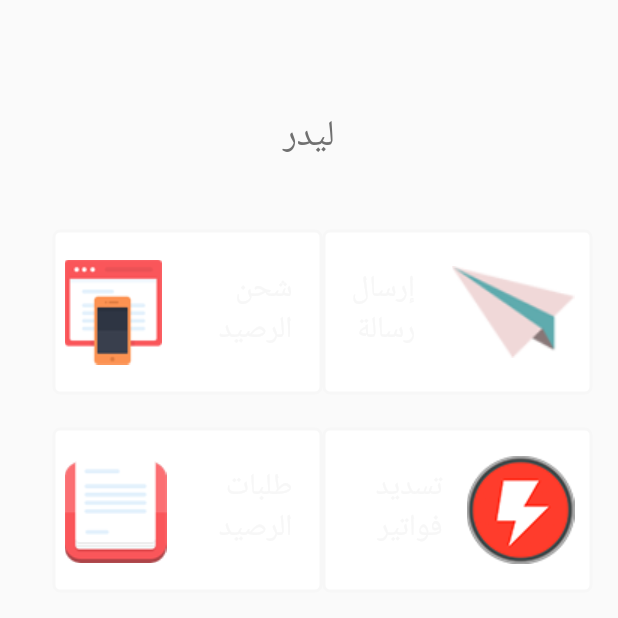
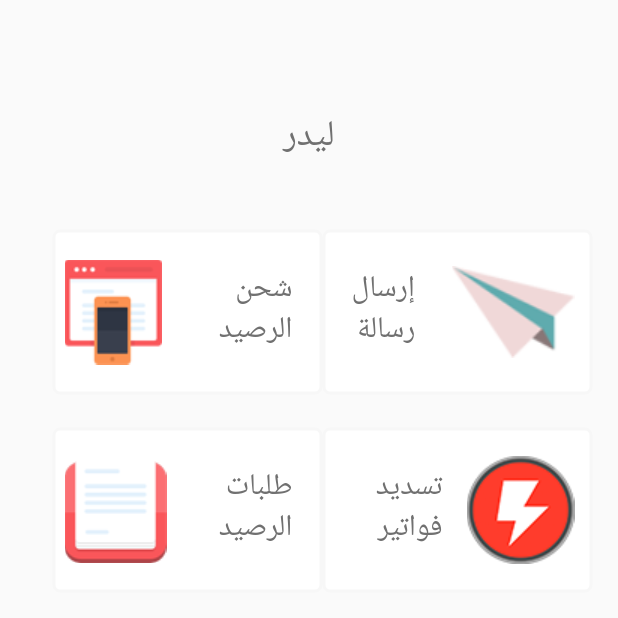
Before and after one commit to SuitlessStan/Leader, a Flutter app: the screen it shows after launch, after a tap on "تسجيل دخول", on a phone screen of 412 x 824 dp, the top half of it. Run offline on Flutter 3.47's test engine with Material 2 defaults, Android fonts, the phone set to English and light mode, and no system bars; our stand-ins replace google_fonts; Roboto replaces fonts that are missing (Calibri); project files that could hold a hidden picture were left out.

Commit message:
finished home screen

```diff
--- a/lib/screens/home.dart
+++ b/lib/screens/home.dart
@@ -1,5 +1,22 @@
 import 'package:flutter/material.dart';
 import '../constans/constants.dart';
+
+class Splash extends StatelessWidget {
+  @override
+  Widget build(BuildContext context) {
+    return Container(
+      child: Center(
+        child: Text(
+          "Hello",
+          style: TextStyle(
+            color: Colors.black,
+            fontSize: 100,
+          ),
+        ),
+      ),
+    );
+  }
+}
 
 class HomePage extends StatefulWidget {
   @override
@@ -38,7 +55,14 @@ class _HomePageState extends State<HomePage> {
               children: [
                 Row(
                   children: [
-                    Container(
+                    GestureDetector(
+                      onTap: () => Navigator.push(
+                        context,
+                        MaterialPageRoute(
+                          builder: (context) => Container(),
+                        ),
+                      ),
+                      child: Container(
                         //Send text Container
                         width: 180,
                         height: 110,
@@ -77,7 +101,7 @@ class _HomePageState extends State<HomePage> {
                               child: Text(
                                 'إرسال رسالة',
                                 style: TextStyle(
-                                color: borderColor,
+                                  color: leaderLogo,
                                   fontFamily: 'Calibri',
                                   fontSize: 20,
                                 ),
@@ -86,7 +110,15 @@ class _HomePageState extends State<HomePage> {
                           ],
                         ),
                       ),
-                    Container(
+                    ),
+                    GestureDetector(
+                      onTap: () => Navigator.push(
+                        context,
+                        MaterialPageRoute(
+                          builder: (context) => Container(),
+                        ),
+                      ),
+                      child: Container(
                         // Charge balance
                         width: 180,
                         height: 110,
@@ -110,7 +142,7 @@ class _HomePageState extends State<HomePage> {
                               child: Text(
                                 'شحن الرصيد',
                                 style: TextStyle(
-                                color: borderColor,
+                                  color: leaderLogo,
                                   fontFamily: 'Calibri',
                                   fontSize: 20,
                                 ),
@@ -132,6 +164,7 @@ class _HomePageState extends State<HomePage> {
                           ],
                         ),
                       ),
+                    ),
                   ],
                 ),
                 SizedBox(
@@ -139,8 +172,15 @@ class _HomePageState extends State<HomePage> {
                 ),
                 Row(
                   children: [
-                    Container(
-                      //Send text Container
+                    GestureDetector(
+                      onTap: () => Navigator.push(
+                        context,
+                        MaterialPageRoute(
+                          builder: (context) => Container(),
+                        ),
+                      ),
+                      child: Container(
+                        //pay bills Container
                         width: 180,
                         height: 110,
                         decoration: BoxDecoration(
@@ -163,8 +203,8 @@ class _HomePageState extends State<HomePage> {
                               width: 72,
                               decoration: BoxDecoration(
                                 image: DecorationImage(
-                                  image:
-                                      AssetImage('assets/images/payBills.png'),
+                                    image: AssetImage(
+                                        'assets/images/payBills.png'),
                                     fit: BoxFit.fill),
                               ),
                             ),
@@ -179,7 +219,7 @@ class _HomePageState extends State<HomePage> {
                               child: Text(
                                 'تسديد فواتير',
                                 style: TextStyle(
-                                color: borderColor,
+                                  color: leaderLogo,
                                   fontFamily: 'Calibri',
                                   fontSize: 20,
                                 ),
@@ -188,7 +228,15 @@ class _HomePageState extends State<HomePage> {
                           ],
                         ),
                       ),
-                    Container(
+                    ),
+                    GestureDetector(
+                      onTap: () => Navigator.push(
+                        context,
+                        MaterialPageRoute(
+                          builder: (context) => Container(),
+                        ),
+                      ),
+                      child: Container(
                         //Balance requests
                         width: 180,
                         height: 110,
@@ -213,7 +261,7 @@ class _HomePageState extends State<HomePage> {
                               child: Text(
                                 'طلبات الرصيد',
                                 style: TextStyle(
-                                color: borderColor,
+                                  color: leaderLogo,
                                   fontFamily: 'Calibri',
                                   fontSize: 20,
                                 ),
@@ -237,6 +285,7 @@ class _HomePageState extends State<HomePage> {
                           ],
                         ),
                       ),
+                    ),
                   ],
                 ),
               ],
```
Lines whose indentation alone changed are shown as unchanged.
